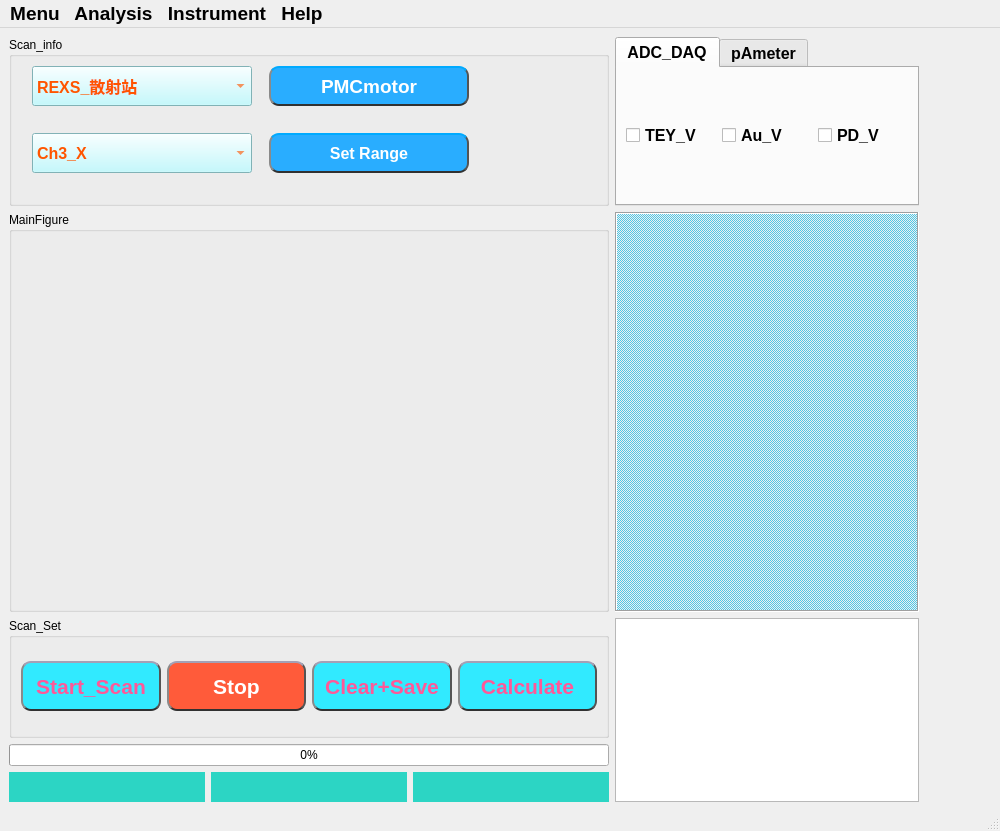
Before: the Qt Designer form UI/UI_REXS_SCAN.ui in zlmturnout/REXS_SCANControl, drawn with Qt 5.
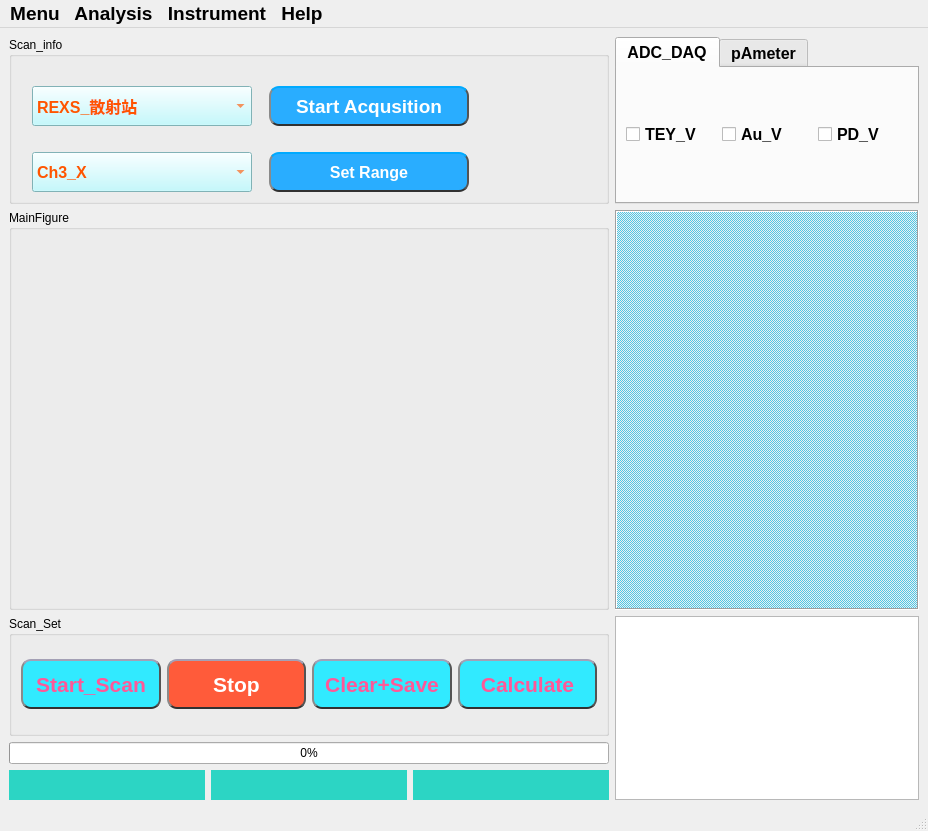
After: the same form once the commit is applied.

Commit message: update monitors and adc widget

What changed in the file:
```diff
--- a/UI/UI_REXS_SCAN.ui
+++ b/UI/UI_REXS_SCAN.ui
@@ -6,7 +6,7 @@
    <rect>
     <x>0</x>
     <y>0</y>
-    <width>1000</width>
+    <width>928</width>
     <height>831</height>
    </rect>
   </property>
@@ -14,15 +14,8 @@
    <string>MainWindow</string>
   </property>
   <widget class="QWidget" name="centralwidget">
-   <widget class="QWidget" name="">
-    <property name="geometry">
-     <rect>
-      <x>9</x>
-      <y>9</y>
-      <width>910</width>
-      <height>765</height>
-     </rect>
-    </property>
+   <layout class="QGridLayout" name="gridLayout">
+    <item row="0" column="0">
     <layout class="QGridLayout" name="gridLayout_5">
      <item row="0" column="0">
       <widget class="QGroupBox" name="Scan_infobox">
@@ -74,25 +67,6 @@
           </property>
          </widget>
         </item>
-        <item row="2" column="2">
-         <widget class="QLabel" name="Icon_label">
-          <property name="sizePolicy">
-           <sizepolicy hsizetype="Fixed" vsizetype="Fixed">
-            <horstretch>0</horstretch>
-            <verstretch>0</verstretch>
-           </sizepolicy>
-          </property>
-          <property name="minimumSize">
-           <size>
-            <width>100</width>
-            <height>100</height>
-           </size>
-          </property>
-          <property name="text">
-           <string/>
-          </property>
-         </widget>
-        </item>
         <item row="2" column="0">
          <widget class="QComboBox" name="Channel_cbx">
           <property name="minimumSize">
@@ -407,7 +381,7 @@
 border-top-color: rgb(33, 33, 33);}</string>
           </property>
           <property name="text">
-           <string>PMCmotor</string>
+            <string>Start Acqusition</string>
           </property>
          </widget>
         </item>
@@ -682,6 +656,25 @@
           </item>
          </widget>
         </item>
+         <item row="0" column="2">
+          <widget class="QLabel" name="Icon_label">
+           <property name="sizePolicy">
+            <sizepolicy hsizetype="Fixed" vsizetype="Fixed">
+             <horstretch>0</horstretch>
+             <verstretch>0</verstretch>
+            </sizepolicy>
+           </property>
+           <property name="minimumSize">
+            <size>
+             <width>100</width>
+             <height>100</height>
+            </size>
+           </property>
+           <property name="text">
+            <string/>
+           </property>
+          </widget>
+         </item>
        </layout>
       </widget>
      </item>
@@ -3003,10 +2996,48 @@
          <height>300</height>
         </size>
        </property>
+        <property name="palette">
+         <palette>
+          <active>
+           <colorrole role="Text">
+            <brush brushstyle="SolidPattern">
+             <color alpha="255">
+              <red>255</red>
+              <green>85</green>
+              <blue>0</blue>
+             </color>
+            </brush>
+           </colorrole>
+          </active>
+          <inactive>
+           <colorrole role="Text">
+            <brush brushstyle="SolidPattern">
+             <color alpha="255">
+              <red>0</red>
+              <green>0</green>
+              <blue>0</blue>
+             </color>
+            </brush>
+           </colorrole>
+          </inactive>
+          <disabled>
+           <colorrole role="Text">
+            <brush brushstyle="SolidPattern">
+             <color alpha="255">
+              <red>120</red>
+              <green>120</green>
+              <blue>120</blue>
+             </color>
+            </brush>
+           </colorrole>
+          </disabled>
+         </palette>
+        </property>
        <property name="font">
         <font>
-         <family>Arial</family>
-         <pointsize>10</pointsize>
+          <family>Cambria Math</family>
+          <pointsize>14</pointsize>
+          <bold>false</bold>
         </font>
        </property>
        <property name="acceptDrops">
@@ -3020,20 +3051,21 @@
 &lt;html&gt;&lt;head&gt;&lt;meta name=&quot;qrichtext&quot; content=&quot;1&quot; /&gt;&lt;meta charset=&quot;utf-8&quot; /&gt;&lt;style type=&quot;text/css&quot;&gt;
 p, li { white-space: pre-wrap; }
 hr { height: 1px; border-width: 0; }
-&lt;/style&gt;&lt;/head&gt;&lt;body style=&quot; font-family:'Arial'; font-size:10pt; font-weight:400; font-style:normal;&quot;&gt;
-&lt;p align=&quot;justify&quot; style=&quot;-qt-paragraph-type:empty; margin-top:0px; margin-bottom:0px; margin-left:0px; margin-right:0px; -qt-block-indent:0; text-indent:0px;&quot;&gt;&lt;br /&gt;&lt;/p&gt;&lt;/body&gt;&lt;/html&gt;</string>
+&lt;/style&gt;&lt;/head&gt;&lt;body style=&quot; font-family:'Cambria Math'; font-size:14pt; font-weight:400; font-style:normal;&quot;&gt;
+&lt;p align=&quot;justify&quot; style=&quot;-qt-paragraph-type:empty; margin-top:0px; margin-bottom:0px; margin-left:0px; margin-right:0px; -qt-block-indent:0; text-indent:0px; font-family:'Arial'; font-size:16pt; font-weight:700;&quot;&gt;&lt;br /&gt;&lt;/p&gt;&lt;/body&gt;&lt;/html&gt;</string>
        </property>
       </widget>
      </item>
     </layout>
-   </widget>
+    </item>
+   </layout>
   </widget>
   <widget class="QMenuBar" name="menubar">
    <property name="geometry">
     <rect>
      <x>0</x>
      <y>0</y>
-     <width>1000</width>
+     <width>928</width>
      <height>28</height>
     </rect>
    </property>
```
Left out of the diff: 2 changed lines with no effect on the pictures. Lines whose indentation alone changed are shown as unchanged. The commit also changes 6 other files.
